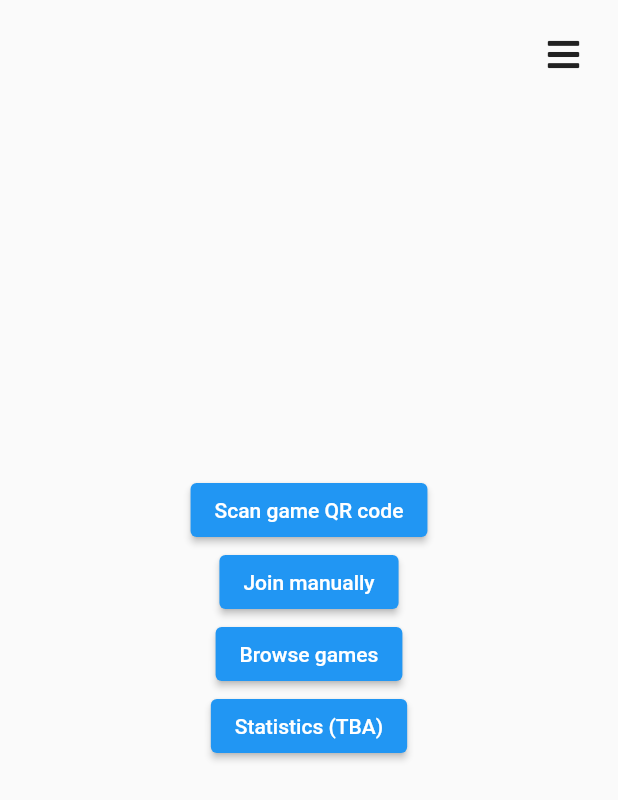
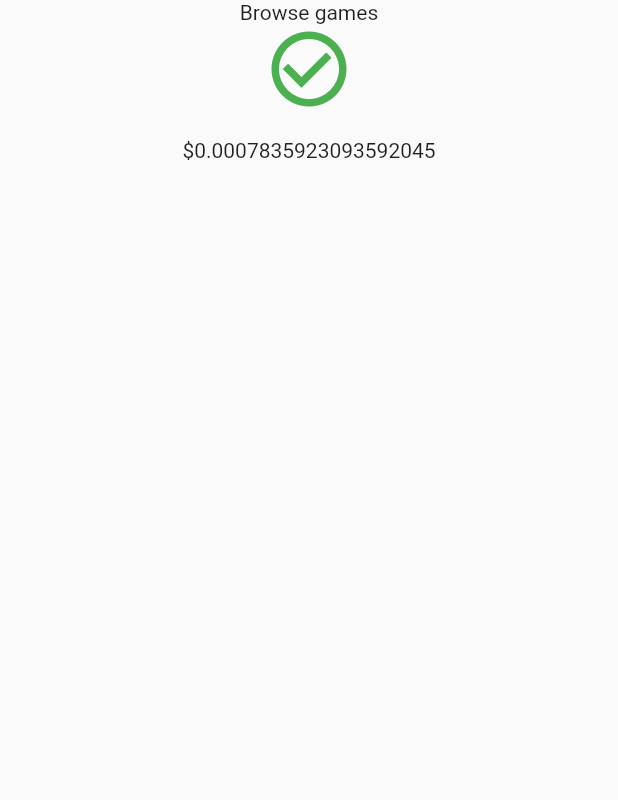
Before and after one commit to pintertamas/shed-mobile, a Flutter app: the WelcomeScreen screen opened by its route, after a tap on "Browse games", on a phone screen of 412 x 824 dp. Shown: the top 800 px of the screen. Run offline on Flutter 3.47's test engine with Material 2 defaults, Android fonts, the phone set to English and light mode, and no system bars; our stand-ins replace font_awesome_flutter; missing offline and left inert: qr_code_scanner, stomp_dart_client.

```diff
--- /dev/null
+++ b/lib/lobby/screen/browse_games.dart
@@ -0,0 +1,52 @@
+import 'dart:async';
+import 'dart:math';
+
+import 'package:flutter/material.dart';
+
+import '../widget/custom_stream_builder.dart';
+
+class BrowseGamesScreen extends StatefulWidget {
+  const BrowseGamesScreen({Key? key}) : super(key: key);
+
+  static const routeName = '/browse';
+
+  @override
+  State<BrowseGamesScreen> createState() => _BrowseGamesScreenState();
+}
+
+class _BrowseGamesScreenState extends State<BrowseGamesScreen> {
+  final Stream<int> _placeholderStream = (() {
+    late final StreamController<int> controller;
+    controller = StreamController<int>(
+      onListen: () async {
+        await Future<void>.delayed(const Duration(seconds: 1));
+        controller.add(1);
+        await Future<void>.delayed(const Duration(seconds: 1));
+        await controller.close();
+      },
+    );
+    return controller.stream;
+  })();
+
+  Stream<double> getRandomValues() async* {
+    var random = Random(2);
+    while (true) {
+      await Future.delayed(Duration(seconds: 1));
+      yield random.nextDouble();
+    }
+  }
+
+  @override
+  Widget build(BuildContext context) {
+    return SafeArea(
+      child: Scaffold(
+        body: Column(
+          children: [
+            Text("Browse games"),
+            Center(child: CustomStreamBuilder(getRandomValues())),
+          ],
+        ),
+      ),
+    );
+  }
+}
--- a/lib/lobby/screen/scan_game_id_screen.dart
+++ b/lib/lobby/screen/scan_game_id_screen.dart
@@ -2,7 +2,7 @@ import 'dart:io';
 
 import 'package:flutter/material.dart';
 import 'package:qr_code_scanner/qr_code_scanner.dart';
-import 'package:websocket_mobile/lobby/model/ScreenArguments.dart';
+import 'package:websocket_mobile/lobby/model/screen_arguments.dart';
 import 'package:websocket_mobile/lobby/screen/lobby_screen.dart';
 
 class ScanGameIdScreen extends StatefulWidget {
@@ -20,22 +20,6 @@ class _ScanGameIdScreenState extends State<ScanGameIdScreen> {
   bool gameFoundAlready = false;
 
   @override
-  void dispose() {
-    controller?.dispose();
-    super.dispose();
-  }
-
-  @override
-  void reassemble() async {
-    super.reassemble();
-
-    if (Platform.isAndroid) {
-      await controller!.pauseCamera();
-    }
-    controller!.resumeCamera();
-  }
-
-  @override
   Widget build(BuildContext context) => SafeArea(
         child: Scaffold(
           body: Stack(
@@ -44,14 +28,14 @@ class _ScanGameIdScreenState extends State<ScanGameIdScreen> {
               _buildQrView(context),
               Positioned(
                 bottom: MediaQuery.of(context).size.height * 0.05,
-                child: buildResult(),
+                child: _buildResult(),
               ),
             ],
           ),
         ),
       );
 
-  Widget buildResult() => Container(
+  Widget _buildResult() => Container(
         padding: EdgeInsets.all(20),
         decoration: BoxDecoration(
             color: Colors.white24, borderRadius: BorderRadius.circular(10)),
@@ -63,7 +47,7 @@ class _ScanGameIdScreenState extends State<ScanGameIdScreen> {
 
   Widget _buildQrView(BuildContext context) => QRView(
         key: qrKey,
-        onQRViewCreated: onQRViewCreated,
+        onQRViewCreated: _onQRViewCreated,
         overlay: QrScannerOverlayShape(
           cutOutSize: MediaQuery.of(context).size.width * 0.8,
           borderWidth: 30,
@@ -73,11 +57,12 @@ class _ScanGameIdScreenState extends State<ScanGameIdScreen> {
         ),
       );
 
-  void onQRViewCreated(QRViewController controller) {
+  void _onQRViewCreated(QRViewController controller) {
     setState(() => this.controller = controller);
 
     controller.scannedDataStream.listen(
       (qrcode) {
+        print(qrcode.code);
         if (gameFoundAlready) return;
         gameFoundAlready = true;
         // TODO: check if qrcode.code is a valid game ID
--- /dev/null
+++ b/lib/lobby/widget/custom_stream_builder.dart
@@ -0,0 +1,85 @@
+import 'package:flutter/material.dart';
+
+Widget CustomStreamBuilder(Stream customStream) => StreamBuilder<dynamic>(
+      stream: customStream,
+      builder: (BuildContext context, AsyncSnapshot<dynamic> snapshot) {
+        List<Widget> children;
+        if (snapshot.hasError) {
+          children = <Widget>[
+            const Icon(
+              Icons.error_outline,
+              color: Colors.red,
+              size: 60,
+            ),
+            Padding(
+              padding: const EdgeInsets.only(top: 16),
+              child: Text('Error: ${snapshot.error}'),
+            ),
+            Padding(
+              padding: const EdgeInsets.only(top: 8),
+              child: Text('Stack trace: ${snapshot.stackTrace}'),
+            ),
+          ];
+        } else {
+          switch (snapshot.connectionState) {
+            case ConnectionState.none:
+              children = const <Widget>[
+                Icon(
+                  Icons.info,
+                  color: Colors.blue,
+                  size: 60,
+                ),
+                Padding(
+                  padding: EdgeInsets.only(top: 16),
+                  child: Text('Select a lot'),
+                )
+              ];
+              break;
+            case ConnectionState.waiting:
+              children = const <Widget>[
+                SizedBox(
+                  width: 60,
+                  height: 60,
+                  child: CircularProgressIndicator(),
+                ),
+                Padding(
+                  padding: EdgeInsets.only(top: 16),
+                  child: Text('Awaiting bids...'),
+                )
+              ];
+              break;
+            case ConnectionState.active:
+              children = <Widget>[
+                const Icon(
+                  Icons.check_circle_outline,
+                  color: Colors.green,
+                  size: 60,
+                ),
+                Padding(
+                  padding: const EdgeInsets.only(top: 16),
+                  child: Text('\$${snapshot.data}'),
+                )
+              ];
+              break;
+            case ConnectionState.done:
+              children = <Widget>[
+                const Icon(
+                  Icons.info,
+                  color: Colors.blue,
+                  size: 60,
+                ),
+                Padding(
+                  padding: const EdgeInsets.only(top: 16),
+                  child: Text('\$${snapshot.data} (closed)'),
+                )
+              ];
+              break;
+          }
+        }
+
+        return Column(
+          mainAxisAlignment: MainAxisAlignment.center,
+          children: children,
+        );
+      },
+    );
--- a/lib/login/screen/welcome_screen.dart
+++ b/lib/login/screen/welcome_screen.dart
@@ -1,8 +1,9 @@
 import 'package:flutter/material.dart';
 import 'package:font_awesome_flutter/font_awesome_flutter.dart';
+import 'package:websocket_mobile/lobby/screen/browse_games.dart';
 import 'package:websocket_mobile/login/widget/custom_text_input.dart';
 
-import '../../lobby/model/ScreenArguments.dart';
+import '../../lobby/model/screen_arguments.dart';
 import '../../lobby/screen/lobby_screen.dart';
 import '../../lobby/screen/scan_game_id_screen.dart';
 
@@ -82,7 +83,7 @@ class _WelcomeScreenState extends State<WelcomeScreen> {
                   ),
                   ElevatedButton(
                     onPressed: () {
-                      // TODO
+                      Navigator.pushNamed(context, BrowseGamesScreen.routeName);
                     },
                     child: Text("Browse games"),
                   ),
--- a/lib/main.dart
+++ b/lib/main.dart
@@ -1,7 +1,8 @@
 import 'dart:io';
 
 import 'package:flutter/material.dart';
-import 'package:websocket_mobile/lobby/model/ScreenArguments.dart';
+import 'package:websocket_mobile/lobby/model/screen_arguments.dart';
+import 'package:websocket_mobile/lobby/screen/browse_games.dart';
 import 'package:websocket_mobile/login/screen/login_screen.dart';
 import 'package:websocket_mobile/lobby/screen/lobby_screen.dart';
 import 'package:websocket_mobile/login/screen/welcome_screen.dart';
@@ -18,6 +19,7 @@ void main() {
       routes: {
         LoginScreen.routeName: (context) => const LoginScreen(),
         WelcomeScreen.routeName: (context) => const WelcomeScreen(),
+        BrowseGamesScreen.routeName: (context) => const BrowseGamesScreen(),
         ScanGameIdScreen.routeName: (context) => const ScanGameIdScreen(),
       },
       onGenerateRoute: (settings) {
```
Also changed, not shown: lib/lobby/model/screen_arguments.dart (renamed from lib/lobby/model/ScreenArguments.dart).
